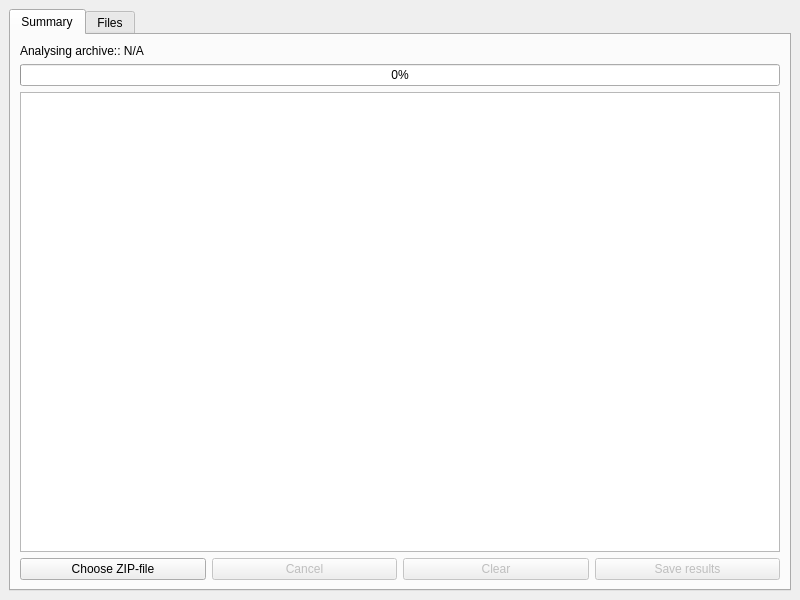
This is ZipScout/mainwindow.ui in makbaranov/ZipScout as Qt 5 draws it before an edit. The edited form follows.
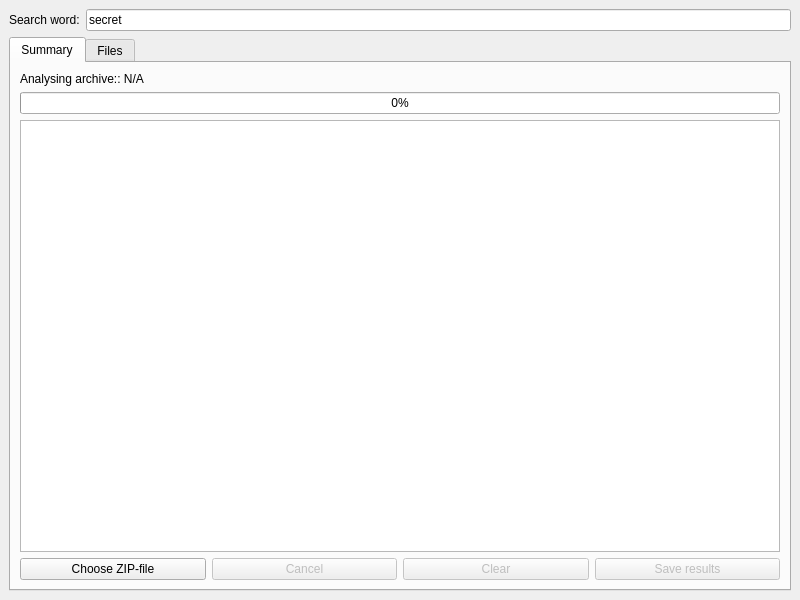
This is the edited form.

Commit message: add field for search word

```diff
--- a/ZipScout/mainwindow.ui
+++ b/ZipScout/mainwindow.ui
@@ -15,6 +15,27 @@
   </property>
   <widget class="QWidget" name="centralwidget">
    <layout class="QVBoxLayout" name="verticalLayout">
+    <item>
+     <layout class="QHBoxLayout" name="searchLayout">
+      <item>
+       <widget class="QLabel" name="searchLabel">
+        <property name="text">
+         <string>Search word:</string>
+        </property>
+       </widget>
+      </item>
+      <item>
+       <widget class="QLineEdit" name="searchWordEdit">
+        <property name="text">
+         <string>secret</string>
+        </property>
+        <property name="placeholderText">
+         <string>Enter word to search</string>
+        </property>
+       </widget>
+      </item>
+     </layout>
+    </item>
     <item>
      <widget class="QTabWidget" name="tabWidget">
       <property name="currentIndex">
```
Left out of the diff: 4 changed lines with no effect on the pictures. The commit also changes 1 other file.
